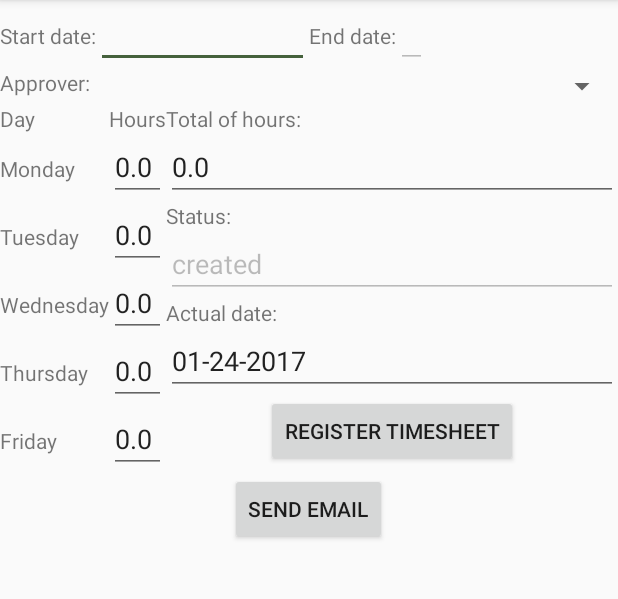
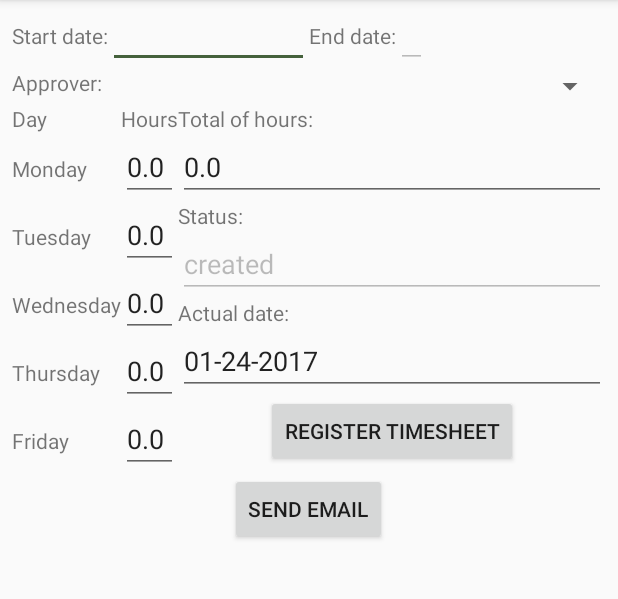
Before and after one commit to victorisaip/SalaryManagement, an Android app: the RegisterTimeSheet screen opened directly, with no data from a screen before it, on a phone screen of 412 x 824 dp, the part 84-683 px from its top. Run offline under Robolectric (Android 15) with nearby library versions, the phone set to English and light mode, and no system bars; our stand-ins replace Firebase (no records; nobody signed in at launch, a user with empty details on screens opened directly).

Commit message:
Last version of paddign (left and rigth): 8dps

```diff
--- a/app/src/main/res/layout/activity_register_time_sheet.xml
+++ b/app/src/main/res/layout/activity_register_time_sheet.xml
@@ -19,6 +19,12 @@
 
     </android.support.design.widget.AppBarLayout>
 
+
+    <LinearLayout
+        android:layout_width="match_parent"
+        android:layout_height="match_parent"
+        android:paddingLeft="8dp"
+        android:paddingRight="8dp">
     <FrameLayout
         android:layout_width="match_parent"
         android:layout_height="wrap_content"
@@ -26,6 +32,6 @@
     </FrameLayout>
 
 
-
+    </LinearLayout>
 
 </LinearLayout>
--- a/app/src/main/res/layout/activity_see_time_sheet_history.xml
+++ b/app/src/main/res/layout/activity_see_time_sheet_history.xml
@@ -22,7 +22,9 @@
     <LinearLayout
         android:layout_width="match_parent"
         android:orientation="horizontal"
-        android:layout_height="wrap_content">
+        android:layout_height="wrap_content"
+        android:paddingLeft="8dp"
+        android:paddingRight="8dp">
 
     <FrameLayout
         android:layout_width="match_parent"
```
Also changed, not shown: app/src/main/res/layout/menu_for_employees.xml (+5 -6 lines).
